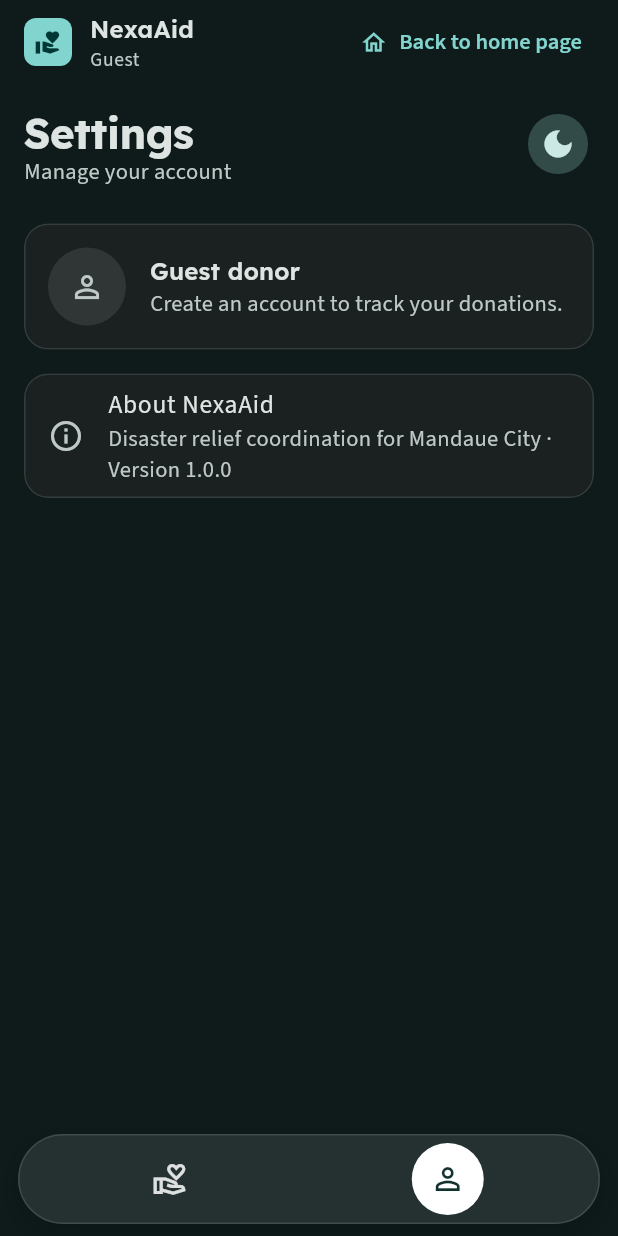
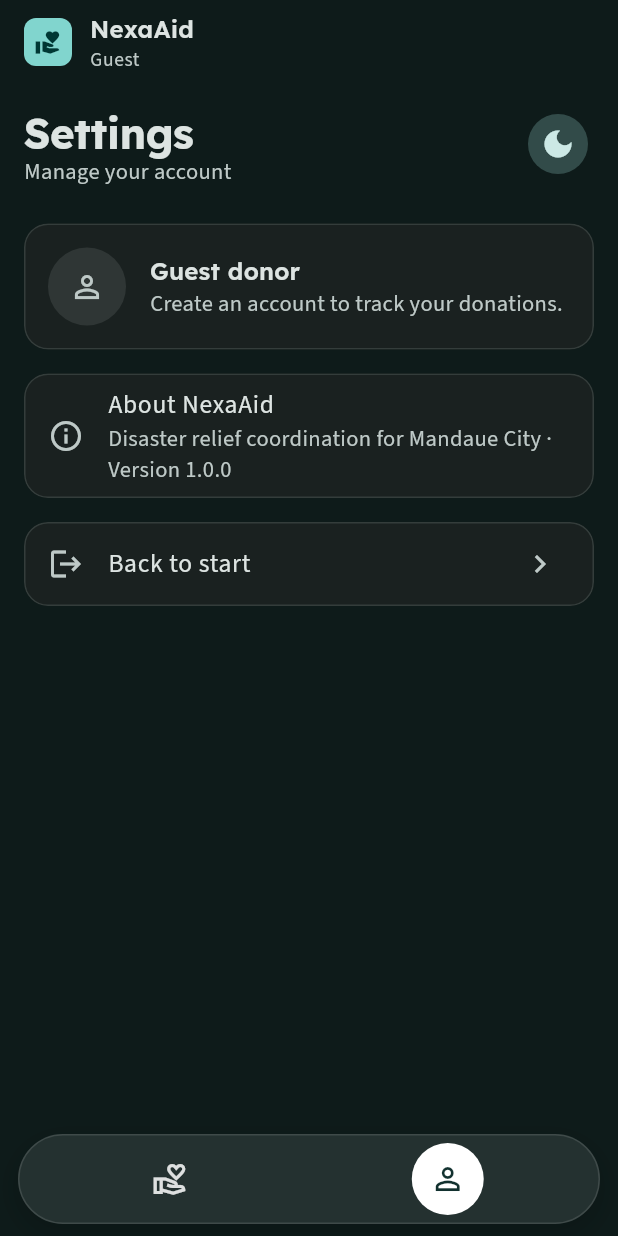
Before and after one commit to EdgeTech-team/nexaaid-capstone-2, a Flutter app: the RoleHome screen opened directly, after a tap on the "person outline" icon, after a tap on the "light mode" icon, on a phone screen of 412 x 824 dp. Run offline on Flutter 3.47's test engine with Material 3 defaults, Android fonts, the phone set to English and light mode, and no system bars; our stand-ins replace file_picker, flutter_map, google_fonts, image_picker, latlong2, shared_preferences; missing offline and left inert: mobile_scanner, pdfrx; accounts and stored records are empty; network calls fail.

Commit message:
Revert "Landing nav as plain text links; guest "Back to home page" in the top bar"
This reverts commit 01a555a3d13073dae4436f87c999245509e08a5a.

```diff
--- a/mobile/lib/ui/home.dart
+++ b/mobile/lib/ui/home.dart
@@ -156,16 +156,7 @@ List<_Tab> _tabsFor(String? role) {
 /// Extra buttons in the signed-in app bar.
 /// Mariquit (Sprint 0): add the notification bell here, e.g.
 /// `const NotificationBell()`.
-List<Widget> _shellActions(BuildContext context) => [
-  // A guest leaves from here, back to the landing page (not Settings).
-  if (!api.loggedIn)
-    TextButton.icon(
-      onPressed: api.logout,
-      style: TextButton.styleFrom(minimumSize: const Size(0, 44)),
-      icon: const Icon(Icons.home_outlined),
-      label: const Text('Back to home page'),
-    ),
-];
+List<Widget> _shellActions(BuildContext context) => const [];
 
 /// The app shell: role-based navigation (bottom bar on phones, side rail
 /// on tablets and Chrome) around the role's screens.
--- a/mobile/lib/ui/landing/landing_sections.dart
+++ b/mobile/lib/ui/landing/landing_sections.dart
@@ -278,7 +278,7 @@ class LandingHeader extends StatelessWidget {
                       for (final s in LandingSection.values) ...[
                         if (s.index > 0) const SizedBox(width: 6),
                         Expanded(
-                          flex: s.label.length + 2,
+                          flex: s.label.length + 6,
                           child: _NavPill(
                             label: s.label,
                             selected: current == s,
@@ -357,8 +357,7 @@ class _NavLink extends StatelessWidget {
   }
 }
 
-/// Phone header link: plain text (no button look), primary and underlined
-/// when its section is in view. The tap area is 44 px tall.
+/// Phone header link: a compact pill (44 px tall touch area).
 class _NavPill extends StatelessWidget {
   final String label;
   final bool selected;
@@ -380,31 +379,34 @@ class _NavPill extends StatelessWidget {
       excludeSemantics: true,
       child: InkWell(
         onTap: onTap,
-        borderRadius: BorderRadius.circular(Radii.sm),
+        borderRadius: BorderRadius.circular(Radii.pill),
         child: SizedBox(
           height: 44,
-          child: Column(
-            mainAxisAlignment: MainAxisAlignment.center,
-            children: [
-              FittedBox(
+          child: Center(
+            child: AnimatedContainer(
+              duration: _motion(context),
+              height: 32,
+              padding: const EdgeInsets.symmetric(horizontal: 8),
+              alignment: Alignment.center,
+              decoration: BoxDecoration(
+                color: selected ? cs.primaryContainer : cs.surfaceContainerHigh,
+                borderRadius: BorderRadius.circular(Radii.pill),
+                border: Border.all(
+                  color: selected ? cs.primary : cs.outlineVariant,
+                ),
+              ),
+              child: FittedBox(
                 fit: BoxFit.scaleDown,
                 child: Text(
                   label,
                   maxLines: 1,
-                  style: t.labelLarge?.copyWith(
-                    fontWeight: selected ? FontWeight.w700 : FontWeight.w500,
-                    color: selected ? cs.primary : cs.onSurface,
+                  style: t.labelMedium?.copyWith(
+                    fontWeight: FontWeight.w700,
+                    color: selected ? cs.onPrimaryContainer : cs.onSurface,
                   ),
                 ),
               ),
-              AnimatedContainer(
-                duration: _motion(context),
-                margin: const EdgeInsets.only(top: 2),
-                height: 2,
-                width: selected ? 20 : 0,
-                color: cs.primary,
-              ),
-            ],
+            ),
           ),
         ),
       ),
--- a/mobile/lib/ui/profile_screen.dart
+++ b/mobile/lib/ui/profile_screen.dart
@@ -87,7 +87,9 @@ class _ProfileScreenState extends State<ProfileScreen> {
                     ),
                     Text(
                       'Manage your account',
-                      style: t.bodyMedium?.copyWith(color: cs.onSurfaceVariant),
+                      style: t.bodyMedium?.copyWith(
+                        color: cs.onSurfaceVariant,
+                      ),
                     ),
                   ],
                 ),
@@ -98,7 +100,10 @@ class _ProfileScreenState extends State<ProfileScreen> {
           ),
           Gaps.v24,
           account,
-          if (api.loggedIn) ...[Gaps.v16, const _SecurityCard()],
+          if (api.loggedIn) ...[
+            Gaps.v16,
+            const _SecurityCard(),
+          ],
           Gaps.v16,
           SettingsGroup(
             children: [
@@ -118,20 +123,17 @@ class _ProfileScreenState extends State<ProfileScreen> {
             const SectionHeader('Developer tools'),
             const _DevTools(),
           ],
-          // Guests go back with "Back to home page" at the top right.
-          if (api.loggedIn) ...[
           Gaps.v16,
           SettingsGroup(
             children: [
               SettingsRow(
                 icon: Icons.logout,
-                  title: 'Log out',
-                  color: cs.error,
+                title: api.loggedIn ? 'Log out' : 'Back to start',
+                color: api.loggedIn ? cs.error : null,
                 onTap: api.logout,
               ),
             ],
           ),
-          ],
           Gaps.v24,
         ],
       ),
@@ -359,7 +361,9 @@ class ManageAccountScreen extends StatelessWidget {
               backgroundColor: cs.primaryContainer,
               child: Text(
                 _initials(name).isEmpty ? '?' : _initials(name),
-                style: t.headlineMedium?.copyWith(color: cs.onPrimaryContainer),
+                style: t.headlineMedium?.copyWith(
+                  color: cs.onPrimaryContainer,
+                ),
               ),
             ),
           ),
```
Also changed, not shown: 2 other files. Lines whose indentation alone changed are shown as unchanged.
